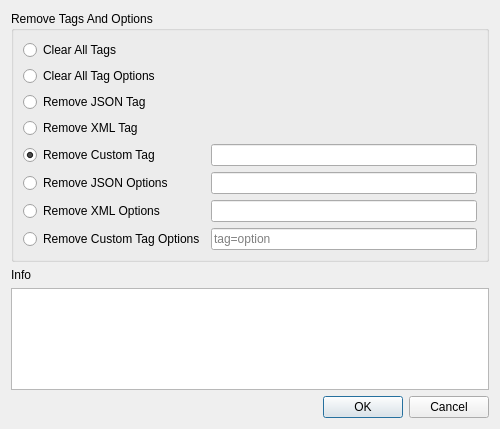
Before: the Qt Designer form liteidex/src/plugins/golangedit/goremovetagsdialog.ui in visualfc/liteide, drawn with Qt 5.
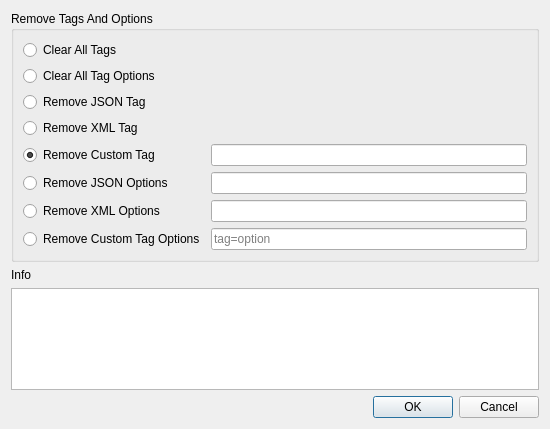
After: the same form once the commit is applied.

Diff of the .ui file:
```diff
--- a/liteidex/src/plugins/golangedit/goremovetagsdialog.ui
+++ b/liteidex/src/plugins/golangedit/goremovetagsdialog.ui
@@ -6,7 +6,7 @@
    <rect>
     <x>0</x>
     <y>0</y>
-    <width>500</width>
+    <width>550</width>
     <height>429</height>
    </rect>
   </property>
```
